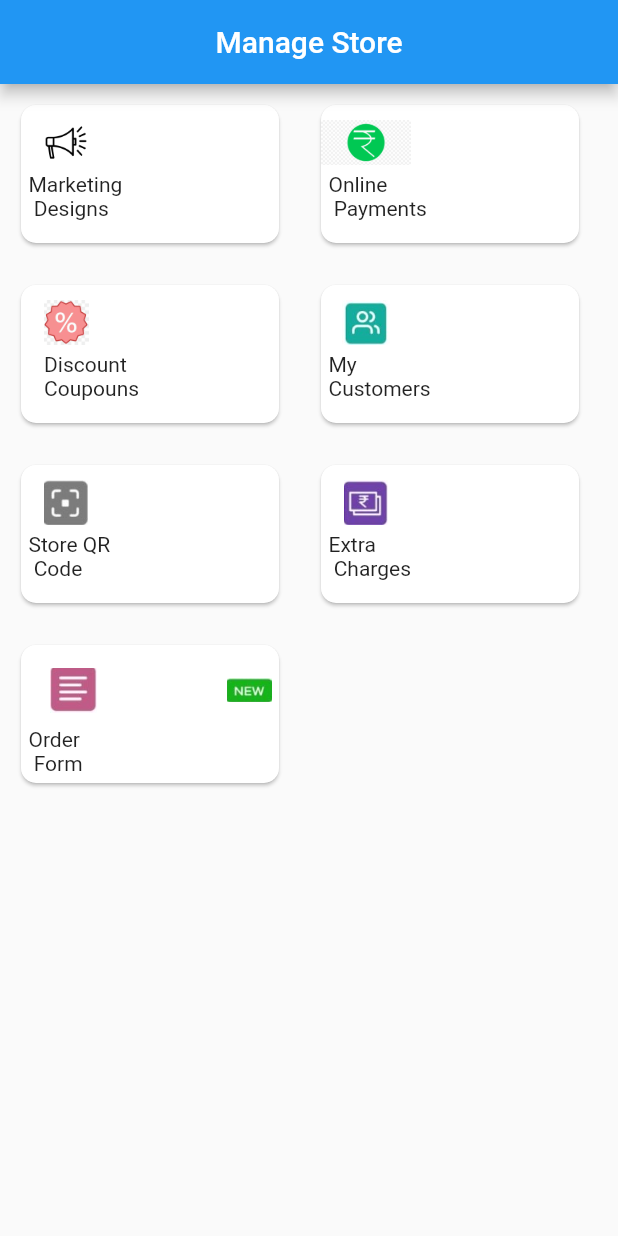
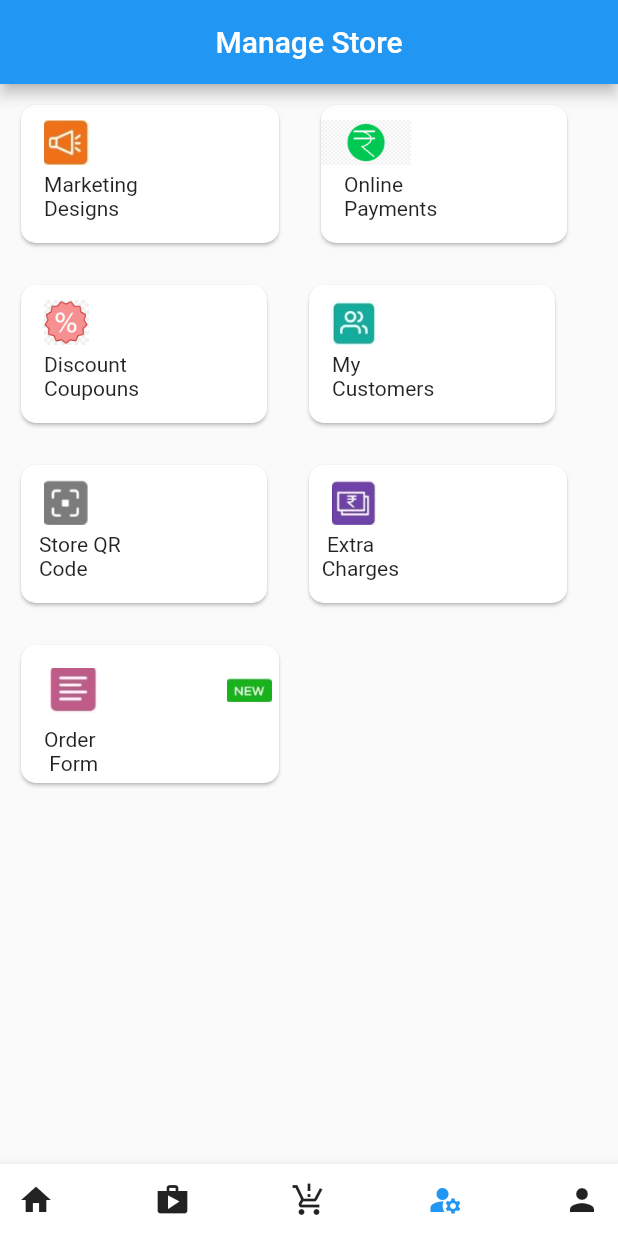
Before and after one commit to athulpp/flutter_Ui_deisgn2, a Flutter app: the screen it shows after launch, on a phone screen of 412 x 824 dp. Run offline on Flutter 3.47's test engine with Material 2 defaults, Android fonts, the phone set to English and light mode, and no system bars.

Commit message:
bottom bar added

```diff
--- a/lib/manageStore.dart
+++ b/lib/manageStore.dart
@@ -33,13 +33,13 @@ class ManageStore extends StatelessWidget {
                         crossAxisAlignment: CrossAxisAlignment.start,
                         children: [
                           Image.asset(
-                            'assests/images/1.png',
+                            'assests/images/market.jpg',
                             width: 60,
                             height: 30,
                           ),
                           Padding(
                             padding: EdgeInsets.all(5),
-                            child: Text('Marketing \n Designs'),
+                            child: Text('   Marketing \n   Designs'),
                           )
                         ],
                       ),
@@ -48,7 +48,7 @@ class ManageStore extends StatelessWidget {
               Container(
                 padding: EdgeInsets.all(10),
                 height: 120,
-                width: 200,
+                width: 192,
                 child: Card(
                     shape: RoundedRectangleBorder(
                       borderRadius: BorderRadius.circular(10),
@@ -65,7 +65,7 @@ class ManageStore extends StatelessWidget {
                           ),
                           Padding(
                             padding: EdgeInsets.all(5),
-                            child: Text('Online  \n Payments'),
+                            child: Text('   Online  \n   Payments'),
                           )
                         ],
                       ),
@@ -78,13 +78,13 @@ class ManageStore extends StatelessWidget {
               Container(
                 padding: EdgeInsets.all(10),
                 height: 120,
-                width: 200,
+                width: 192,
                 child: Card(
                     shape: RoundedRectangleBorder(
                       borderRadius: BorderRadius.circular(10),
                     ),
                     child: Padding(
-                      padding: const EdgeInsets.only(top:10.0),
+                      padding: const EdgeInsets.only(top: 10.0),
                       child: Column(
                         crossAxisAlignment: CrossAxisAlignment.start,
                         children: [
@@ -104,13 +104,13 @@ class ManageStore extends StatelessWidget {
               Container(
                 padding: EdgeInsets.all(10),
                 height: 120,
-                width: 200,
+                width: 192,
                 child: Card(
                     shape: RoundedRectangleBorder(
                       borderRadius: BorderRadius.circular(10),
                     ),
                     child: Padding(
-                      padding: const EdgeInsets.only(top:10.0),
+                      padding: const EdgeInsets.only(top: 10.0),
                       child: Column(
                         crossAxisAlignment: CrossAxisAlignment.start,
                         children: [
@@ -121,7 +121,7 @@ class ManageStore extends StatelessWidget {
                           ),
                           Padding(
                             padding: EdgeInsets.all(5),
-                            child: Text('My\nCustomers'),
+                            child: Text('   My\n   Customers'),
                           )
                         ],
                       ),
@@ -136,13 +136,13 @@ class ManageStore extends StatelessWidget {
                   Container(
                     padding: EdgeInsets.all(10),
                     height: 120,
-                    width: 200,
+                    width: 192,
                     child: Card(
                         shape: RoundedRectangleBorder(
                           borderRadius: BorderRadius.circular(10),
                         ),
                         child: Padding(
-                          padding: const EdgeInsets.only(top:10.0),
+                          padding: const EdgeInsets.only(top: 10.0),
                           child: Column(
                             crossAxisAlignment: CrossAxisAlignment.start,
                             children: [
@@ -153,7 +153,7 @@ class ManageStore extends StatelessWidget {
                               ),
                               Padding(
                                 padding: EdgeInsets.all(5),
-                                child: Text('Store QR \n Code'),
+                                child: Text('  Store QR \n  Code'),
                               )
                             ],
                           ),
@@ -168,7 +168,7 @@ class ManageStore extends StatelessWidget {
                           borderRadius: BorderRadius.circular(10),
                         ),
                         child: Padding(
-                          padding: const EdgeInsets.only(top:10.0),
+                          padding: const EdgeInsets.only(top: 10.0),
                           child: Column(
                             crossAxisAlignment: CrossAxisAlignment.start,
                             children: [
@@ -179,7 +179,7 @@ class ManageStore extends StatelessWidget {
                               ),
                               Padding(
                                 padding: EdgeInsets.all(5),
-                                child: Text('Extra \n Charges'),
+                                child: Text('  Extra \n Charges'),
                               )
                             ],
                           ),
@@ -202,14 +202,15 @@ class ManageStore extends StatelessWidget {
                         borderRadius: BorderRadius.circular(10),
                       ),
                       child: Padding(
-                        padding: const EdgeInsets.only(top:10.0),
+                        padding: const EdgeInsets.only(top: 10.0),
                         child: Column(
                           crossAxisAlignment: CrossAxisAlignment.start,
                           children: [
                             Padding(
                               padding: const EdgeInsets.all(5),
                               child: Row(
-                                mainAxisAlignment: MainAxisAlignment.spaceBetween,
+                                mainAxisAlignment:
+                                    MainAxisAlignment.spaceBetween,
                                 children: [
                                   Image.asset(
                                     'assests/images/order.jpg',
@@ -226,7 +227,7 @@ class ManageStore extends StatelessWidget {
                             ),
                             Padding(
                               padding: EdgeInsets.all(5),
-                              child: Text('Order \n Form'),
+                              child: Text('   Order \n    Form'),
                             ),
                           ],
                         ),
@@ -239,6 +240,25 @@ class ManageStore extends StatelessWidget {
           )
         ],
       ),
+      bottomNavigationBar: BottomAppBar(
+        child: Row(
+          mainAxisAlignment: MainAxisAlignment.spaceBetween,
+          children: [
+            IconButton(icon: Icon(Icons.home), onPressed: () {}),
+            IconButton(icon: Icon(Icons.shop), onPressed: () {}),
+            IconButton(
+                icon: Icon(Icons.production_quantity_limits), onPressed: () {}),
+            IconButton(
+                color: Colors.blue,
+                icon: Icon(Icons.manage_accounts),
+                onPressed: () {}),
+            IconButton(icon: Icon(Icons.person), onPressed: () {}),
+          ],
+        ),
+      ),
+      // floatingActionButton:
+      //     FloatingActionButton(child: Icon(Icons.add), onPressed: () {}),
+      // floatingActionButtonLocation: FloatingActionButtonLocation.centerDocked,
     );
   }
 }
--- a/pubspec.yaml
+++ b/pubspec.yaml
@@ -63,6 +63,7 @@ flutter:
     - assests/images/order.jpg
     - assests/images/Extra.jpg
     - assests/images/new.jpg
+    - assests/images/market.jpg
   #   - images/a_dot_ham.jpeg
   # An image asset can refer to one or more resolution-specific "variants", see
   # https://flutter.dev/assets-and-images/#resolution-aware.
```
